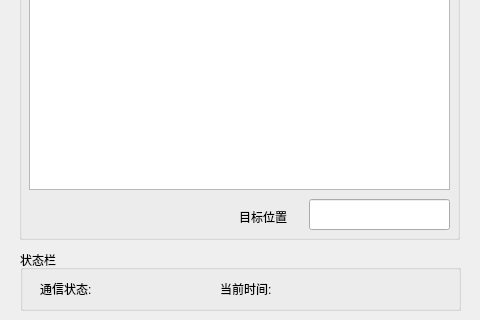
lifzcn/UltrasonicPositioningDisplaySoftware, file interface.ui: the form before one commit; both pictures show x 0 to 480 and y 360 to 680 of the 480 by 680 pixel window.
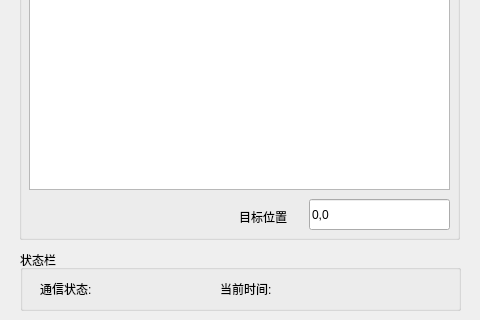
The form after the commit.

Patch:
```diff
--- a/interface.ui
+++ b/interface.ui
@@ -141,6 +141,9 @@
       <height>31</height>
      </rect>
     </property>
+    <property name="text">
+     <string>0,0</string>
+    </property>
    </widget>
    <widget class="QLabel" name="label_6">
     <property name="geometry">
```
